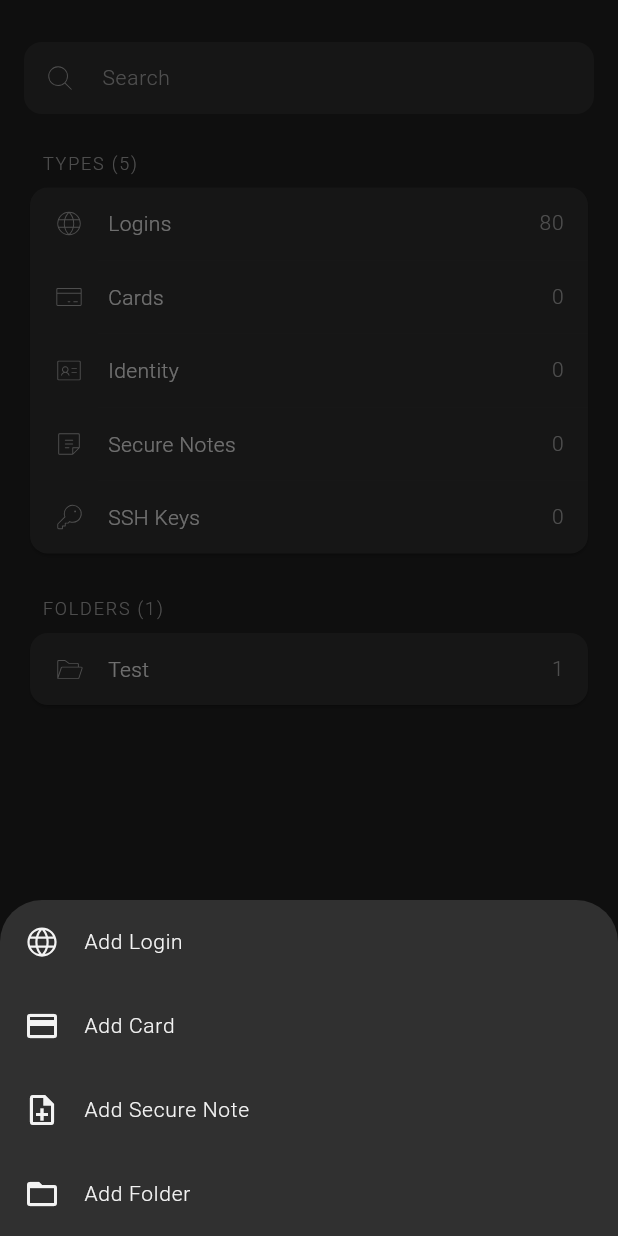
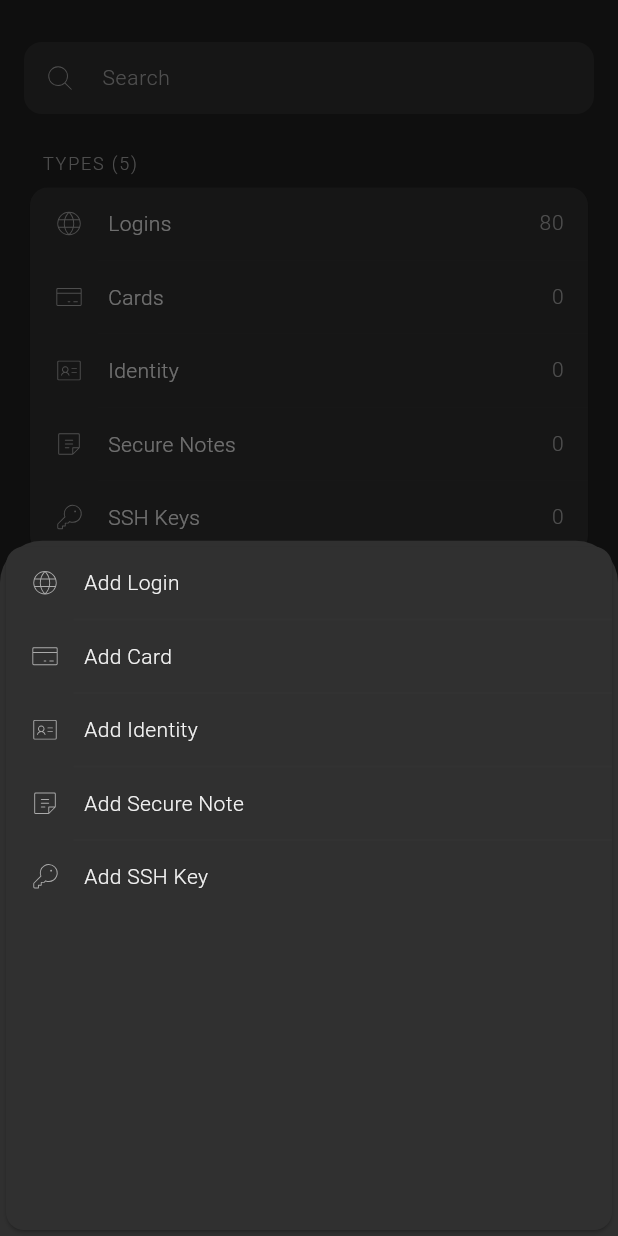
Before and after one commit to cyberfish-dev/pass-tool, a Flutter app: the screen it shows after launch, after a tap on an icon or button, on a phone screen of 412 x 824 dp. Run offline on Flutter 3.47's test engine with Material 3 defaults, Android fonts, the phone set to English and light mode, and no system bars; our stand-ins replace phosphor_flutter; Roboto replaces fonts that are missing (SFProText).

Commit message:
more refactoring

```diff
--- a/flutter_app/lib/actions/show_add_pass_menu.dart
+++ b/flutter_app/lib/actions/show_add_pass_menu.dart
@@ -1,47 +1,12 @@
 import 'package:flutter/material.dart';
-import 'package:phosphor_flutter/phosphor_flutter.dart';
+import 'package:flutter_app/components/list_items.dart';
+import 'package:flutter_app/menu/action_items.dart';
 
 void showAddMenu(BuildContext context) {
   showModalBottomSheet(
     context: context,
     builder: (ctx) => SafeArea(
-      child: Column(
-        mainAxisSize: MainAxisSize.min,
-        children: [
-          ListTile(
-            leading: Icon(PhosphorIcons.globe()),
-            title: Text('Add Login'),
-            onTap: () {
-              Navigator.pop(ctx);
-              // TODO: Navigate to AddLoginScreen()
-            },
-          ),
-          ListTile(
-            leading: Icon(Icons.credit_card),
-            title: Text('Add Card'),
-            onTap: () {
-              Navigator.pop(ctx);
-              // TODO: Navigate to AddCardScreen()
-            },
-          ),
-          ListTile(
-            leading: Icon(Icons.note_add_outlined),
-            title: Text('Add Secure Note'),
-            onTap: () {
-              Navigator.pop(ctx);
-              // TODO: Navigate to AddNoteScreen()
-            },
-          ),
-          ListTile(
-            leading: Icon(Icons.folder_open),
-            title: Text('Add Folder'),
-            onTap: () {
-              Navigator.pop(ctx);
-              // TODO: Navigate to AddFolderScreen()
-            },
-          ),
-        ],
-      ),
+      child: ListItems(items: actions)
     ),
   );
 }
--- a/flutter_app/lib/components/item_row.dart
+++ b/flutter_app/lib/components/item_row.dart
@@ -3,7 +3,7 @@ import 'package:flutter/material.dart';
 class ItemRow extends StatelessWidget {
   final IconData icon;
   final String title;
-  final int count;
+  final int? count;
   final VoidCallback onTap;
   final bool isLast;
 
@@ -31,22 +31,19 @@ class ItemRow extends StatelessWidget {
               children: [
                 Row(
                   children: [
-                    Icon(icon, size: 20,),
+                    Icon(icon, size: 20),
                     const SizedBox(width: 16),
                     Expanded(
                       child: Text(
                         title,
-                        style: Theme.of(
-                          context,
-                        ).textTheme.bodyMedium,
+                        style: Theme.of(context).textTheme.bodyMedium,
                       ),
                     ),
-                    Text(
-                      count.toString(),
-                      style: Theme.of(
-                        context,
-                      ).textTheme.labelMedium,
-                    ),
+                    if (count != null)
+                      Text(
+                        count.toString(),
+                        style: Theme.of(context).textTheme.labelMedium,
+                      ),
                   ],
                 ),
               ],
@@ -54,16 +51,7 @@ class ItemRow extends StatelessWidget {
           ),
         ),
         if (!isLast)
-          Row(
-            children: [
-              Expanded(
-                child: Divider(
-                  height: 1,
-                  indent: 45,
-                ),
-              ),
-            ],
-          ),
+          Row(children: [Expanded(child: Divider(height: 1, indent: 45))]),
       ],
     );
   }
--- /dev/null
+++ b/flutter_app/lib/menu/action_items.dart
@@ -0,0 +1,30 @@
+import 'package:flutter_app/models/list_item_model.dart';
+import 'package:phosphor_flutter/phosphor_flutter.dart';
+
+final List<ListItemModel> actions = [
+  ListItemModel(
+    'Add Login',
+    PhosphorIcons.globe(PhosphorIconsStyle.thin),
+    null,
+  ),
+  ListItemModel(
+    'Add Card',
+    PhosphorIcons.creditCard(PhosphorIconsStyle.thin),
+    null,
+  ),
+  ListItemModel(
+    'Add Identity',
+    PhosphorIcons.identificationCard(PhosphorIconsStyle.thin),
+    null,
+  ),
+  ListItemModel(
+    'Add Secure Note',
+    PhosphorIcons.note(PhosphorIconsStyle.thin),
+    null,
+  ),
+  ListItemModel(
+    'Add SSH Key',
+    PhosphorIcons.key(PhosphorIconsStyle.thin),
+    null,
+  ),
+];
--- a/flutter_app/lib/models/list_item_model.dart
+++ b/flutter_app/lib/models/list_item_model.dart
@@ -4,7 +4,7 @@ class ListItemModel {
 
   final String title;
   final IconData icon;
-  final int count;
+  final int? count;
 
   const ListItemModel(this.title, this.icon, this.count);
 }
```
